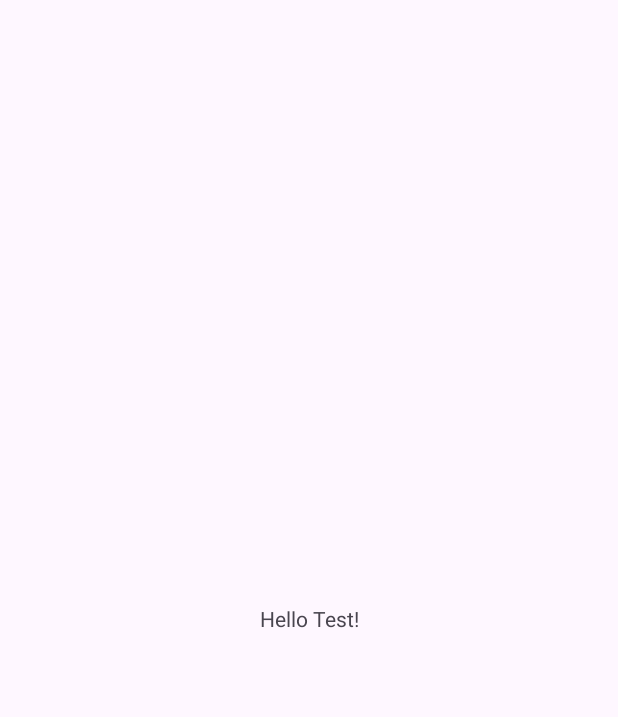
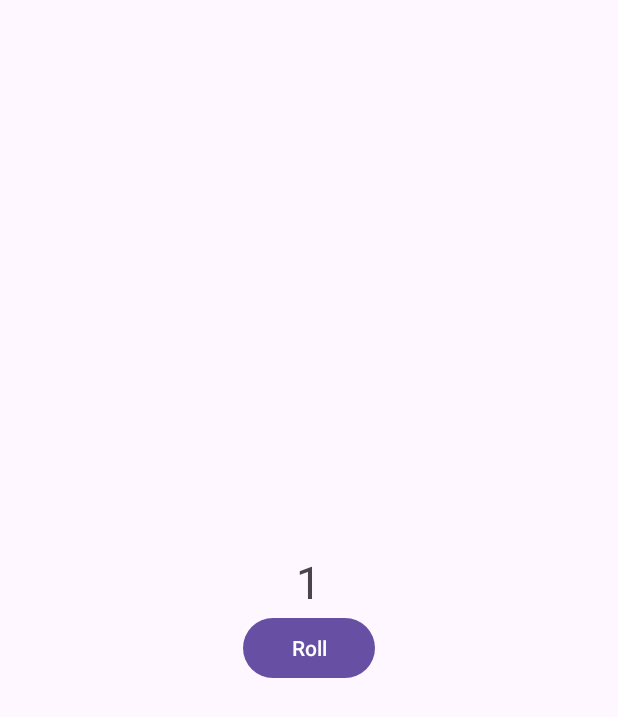
Before and after one commit to laguagu/diceroll-android, an Android app: the screen it shows after launch (MainActivity), on a phone screen of 412 x 824 dp. Before the commit the part shown is almost empty. Shown: the top 717 px of the screen. Run offline under Robolectric (Android 15) with nearby library versions, the phone set to English and light mode, and no system bars.

Commit message:
Roll button and set on click listener

```diff
--- a/app/src/main/java/com/example/diceroll/MainActivity.kt
+++ b/app/src/main/java/com/example/diceroll/MainActivity.kt
@@ -2,10 +2,16 @@ package com.example.diceroll
 
 import androidx.appcompat.app.AppCompatActivity
 import android.os.Bundle
+import android.widget.Button
+import android.widget.Toast
 
 class MainActivity : AppCompatActivity() {
     override fun onCreate(savedInstanceState: Bundle?) {
         super.onCreate(savedInstanceState)
         setContentView(R.layout.activity_main)
+        val rollButton: Button = findViewById(R.id.roll_button)
+        rollButton.setOnClickListener {
+            Toast.makeText(this, "button clicked", Toast.LENGTH_SHORT).show()
+        }
     }
 }
--- a/app/src/main/res/layout/activity_main.xml
+++ b/app/src/main/res/layout/activity_main.xml
@@ -1,18 +1,25 @@
 <?xml version="1.0" encoding="utf-8"?>
-<androidx.constraintlayout.widget.ConstraintLayout
-        xmlns:android="http://schemas.android.com/apk/res/android"
-        xmlns:tools="http://schemas.android.com/tools"
-        xmlns:app="http://schemas.android.com/apk/res-auto"
-        android:layout_width="match_parent"
-        android:layout_height="match_parent"
-        tools:context=".MainActivity">
+<LinearLayout xmlns:android="http://schemas.android.com/apk/res/android"
+              xmlns:tools="http://schemas.android.com/tools"
+              android:layout_width="match_parent"
+              android:layout_height="wrap_content"
+              android:orientation="vertical"
+              android:layout_gravity="center_vertical"
+              tools:context=".MainActivity">
+
     <TextView
             android:layout_width="wrap_content"
             android:layout_height="wrap_content"
-            android:text="Hello Test!"
-            app:layout_constraintBottom_toBottomOf="parent"
-            app:layout_constraintStart_toStartOf="parent"
-            app:layout_constraintEnd_toEndOf="parent"
-            app:layout_constraintTop_toTopOf="parent"/>
+            android:text="1"
+            android:layout_gravity="center_horizontal"
+            android:textSize="30sp"
+    />
+    <Button
+            android:id="@+id/roll_button"
+            android:layout_width="wrap_content"
+            android:layout_height="wrap_content"
+            android:layout_gravity="center_horizontal"
+            android:text="@string/roll"
+    />
 
-</androidx.constraintlayout.widget.ConstraintLayout>
+</LinearLayout>
--- a/app/src/main/res/values/strings.xml
+++ b/app/src/main/res/values/strings.xml
@@ -1,3 +1,4 @@
 <resources>
     <string name="app_name">Diceroll</string>
+    <string name="roll">Roll</string>
 </resources>
```
